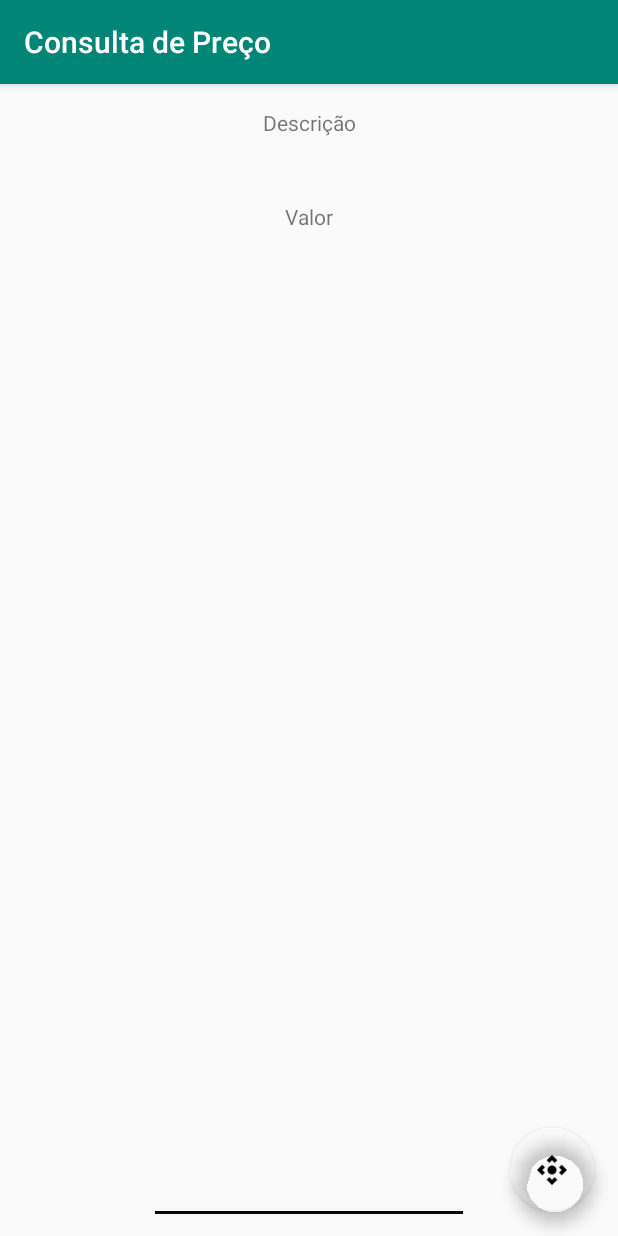
After one commit to jothbc/ControleEstoqueAndroid, an Android app: the ConsultaPrecoActivity screen opened directly, with no data from a screen before it, on a phone screen of 412 x 824 dp. The commit adds this screen. Run offline under Robolectric (Android 15) with nearby library versions, the phone set to English and light mode, and no system bars; libraries missing offline, so code that uses them is left out: com.google.zxing.integration.

Commit message:
*Incluso consulta de preço *lista de itens lançados no intervalo de tempo em que o aplicativo esteve aberto

```diff
--- a/app/src/main/AndroidManifest.xml
+++ b/app/src/main/AndroidManifest.xml
@@ -13,9 +13,13 @@
         android:theme="@style/AppTheme"
         android:usesCleartextTraffic="true">
         <activity
+            android:name=".ConsultaPrecoActivity"
+            android:label="@string/title_activity_consulta_preco"
+            android:theme="@style/AppTheme.NoActionBar"></activity>
+        <activity
             android:name=".ListLancadosActivity"
             android:label="@string/title_activity_list_lancados"
-            android:theme="@style/AppTheme.NoActionBar"></activity>
+            android:theme="@style/AppTheme.NoActionBar" />
         <activity
             android:name=".BaixaActivity"
             android:label="@string/title_activity_baixa"
--- a/app/src/main/java/jcr/br/controleestoque/Bean/Produto.java
+++ b/app/src/main/java/jcr/br/controleestoque/Bean/Produto.java
@@ -8,6 +8,7 @@ public class Produto implements Serializable {
     public double quantidade;
     public String tabela;
     public String usuario;
+    public double venda;
 
     public Produto() {
         this.codigo = "0";
--- /dev/null
+++ b/app/src/main/res/layout/activity_consulta_preco.xml
@@ -0,0 +1,35 @@
+<?xml version="1.0" encoding="utf-8"?>
+<androidx.coordinatorlayout.widget.CoordinatorLayout xmlns:android="http://schemas.android.com/apk/res/android"
+    xmlns:app="http://schemas.android.com/apk/res-auto"
+    xmlns:tools="http://schemas.android.com/tools"
+    android:layout_width="match_parent"
+    android:layout_height="match_parent"
+    tools:context=".ConsultaPrecoActivity">
+
+    <com.google.android.material.appbar.AppBarLayout
+        android:layout_width="match_parent"
+        android:layout_height="wrap_content"
+        android:theme="@style/AppTheme.AppBarOverlay">
+
+        <androidx.appcompat.widget.Toolbar
+            android:id="@+id/toolbar"
+            android:layout_width="match_parent"
+            android:layout_height="?attr/actionBarSize"
+            android:background="?attr/colorPrimary"
+            app:popupTheme="@style/AppTheme.PopupOverlay" />
+
+    </com.google.android.material.appbar.AppBarLayout>
+
+    <include layout="@layout/content_consulta_preco" />
+
+    <com.google.android.material.floatingactionbutton.FloatingActionButton
+        android:id="@+id/btn_consulta_preco"
+        android:layout_width="wrap_content"
+        android:layout_height="wrap_content"
+        android:layout_gravity="bottom|end"
+        android:layout_margin="@dimen/fab_margin"
+        app:backgroundTint="#00FFFFFF"
+        app:rippleColor="#00FFFFFF"
+        app:srcCompat="@drawable/baseline_control_camera_black_24dp" />
+
+</androidx.coordinatorlayout.widget.CoordinatorLayout>
--- /dev/null
+++ b/app/src/main/res/layout/content_consulta_preco.xml
@@ -0,0 +1,60 @@
+<?xml version="1.0" encoding="utf-8"?>
+<androidx.constraintlayout.widget.ConstraintLayout xmlns:android="http://schemas.android.com/apk/res/android"
+    xmlns:app="http://schemas.android.com/apk/res-auto"
+    xmlns:tools="http://schemas.android.com/tools"
+    android:layout_width="match_parent"
+    android:layout_height="match_parent"
+    app:layout_behavior="@string/appbar_scrolling_view_behavior"
+    tools:context=".ConsultaPrecoActivity"
+    tools:showIn="@layout/activity_consulta_preco">
+
+    <TextView
+        android:id="@+id/txt_Descricao"
+        android:layout_width="wrap_content"
+        android:layout_height="wrap_content"
+        android:layout_marginTop="16dp"
+        android:text="@string/lblDescricao"
+        app:layout_constraintEnd_toEndOf="parent"
+        app:layout_constraintStart_toStartOf="parent"
+        app:layout_constraintTop_toTopOf="parent" />
+
+    <TextView
+        android:id="@+id/editDescricao"
+        android:layout_width="wrap_content"
+        android:layout_height="wrap_content"
+        android:layout_marginTop="8dp"
+        app:layout_constraintEnd_toEndOf="parent"
+        app:layout_constraintStart_toStartOf="parent"
+        app:layout_constraintTop_toBottomOf="@+id/txt_Descricao" />
+
+    <TextView
+        android:id="@+id/txtValor"
+        android:layout_width="wrap_content"
+        android:layout_height="wrap_content"
+        android:layout_marginTop="16dp"
+        android:text="@string/lbl_valor"
+        app:layout_constraintEnd_toEndOf="parent"
+        app:layout_constraintStart_toStartOf="parent"
+        app:layout_constraintTop_toBottomOf="@+id/editDescricao" />
+
+    <TextView
+        android:id="@+id/editValor"
+        android:layout_width="wrap_content"
+        android:layout_height="wrap_content"
+        android:layout_marginTop="8dp"
+        android:textSize="80sp"
+        app:layout_constraintEnd_toEndOf="parent"
+        app:layout_constraintStart_toStartOf="parent"
+        app:layout_constraintTop_toBottomOf="@+id/txtValor" />
+
+    <EditText
+        android:id="@+id/editCodigoConsulta"
+        android:layout_width="wrap_content"
+        android:layout_height="wrap_content"
+        android:layout_marginBottom="8dp"
+        android:ems="10"
+        android:inputType="number"
+        app:layout_constraintBottom_toBottomOf="parent"
+        app:layout_constraintEnd_toEndOf="parent"
+        app:layout_constraintStart_toStartOf="parent" />
+</androidx.constraintlayout.widget.ConstraintLayout>
--- a/app/src/main/res/layout/content_list_lancados.xml
+++ b/app/src/main/res/layout/content_list_lancados.xml
@@ -20,4 +20,5 @@
         app:layout_constraintEnd_toEndOf="parent"
         app:layout_constraintStart_toStartOf="parent"
         app:layout_constraintTop_toTopOf="parent" />
+
 </androidx.constraintlayout.widget.ConstraintLayout>
--- a/app/src/main/res/layout/lista_lancados.xml
+++ b/app/src/main/res/layout/lista_lancados.xml
@@ -13,6 +13,7 @@
         android:layout_marginLeft="8dp"
         android:layout_marginRight="8dp"
         android:text="78910101010"
+        android:textStyle="bold"
         app:layout_constraintStart_toStartOf="parent"
         app:layout_constraintTop_toTopOf="parent" />
 
@@ -23,6 +24,7 @@
         android:layout_marginLeft="8dp"
         android:layout_marginRight="8dp"
         android:text="um exemplo de algo"
+        android:textAlignment="center"
         app:layout_constraintEnd_toStartOf="@+id/txt_quantidade_lista"
         app:layout_constraintStart_toEndOf="@+id/txt_codigo_lista"
         app:layout_constraintTop_toTopOf="parent" />
@@ -33,7 +35,9 @@
         android:layout_height="match_parent"
         android:layout_marginLeft="8dp"
         android:layout_marginRight="8dp"
+        android:layout_marginBottom="8dp"
         android:text="20"
+        android:textAlignment="textEnd"
         app:layout_constraintEnd_toEndOf="parent"
         app:layout_constraintTop_toTopOf="parent" />
 </LinearLayout>
--- a/app/src/main/res/menu/menu_baixa.xml
+++ b/app/src/main/res/menu/menu_baixa.xml
@@ -1,7 +1,11 @@
 <?xml version="1.0" encoding="utf-8"?>
-<menu xmlns:android="http://schemas.android.com/apk/res/android">
+<menu xmlns:app="http://schemas.android.com/apk/res-auto"
+    xmlns:android="http://schemas.android.com/apk/res/android">
 
     <item
         android:id="@+id/action_lancados"
         android:title="@string/title_lancados" />
+    <item
+        android:id="@+id/action_consultar_preco"
+        android:title="@string/title_cons_preco" />
 </menu>
--- a/app/src/main/res/values/strings.xml
+++ b/app/src/main/res/values/strings.xml
@@ -18,7 +18,7 @@
     <string name="message_faltam_campos">Faltam campos a serem preenchidos</string>
     <string name="title_usuario">Usuário:</string>
     <string name="message_concluido">Concluído</string>
-    <string name="message_produto_null">Algo de errado não esta certo.</string>
+    <string name="message_produto_null">Produto não encontrado.</string>
     <string name="message_erro_operacao">Não foi possível realizar a operação.</string>
     <string name="title_erro">Erro</string>
     <string name="lbl_quantidade_disponivel">Quantidade Disponível</string>
@@ -26,4 +26,9 @@
     <string name="txt_exit">Sair</string>
     <string name="title_lancados">Lançados</string>
     <string name="title_activity_list_lancados">ListLancadosActivity</string>
+    <string name="title_activity_consulta_preco">ConsultaPrecoActivity</string>
+    <string name="lblDescricao">Descrição</string>
+    <string name="lbl_valor">Valor</string>
+    <string name="title_cons_preco">Consultar Preço</string>
+    <string name="title_consulta_preco">Consulta de Preço</string>
 </resources>
```
Also changed, not shown: app/src/main/java/jcr/br/controleestoque/BaixaActivity.java (+13 -23 lines), app/src/main/java/jcr/br/controleestoque/ConsultaPrecoActivity.java (added, +87 -0 lines), app/src/main/java/jcr/br/controleestoque/HTTPService.java (+5 -8 lines), app/src/main/java/jcr/br/controleestoque/HTTPServicePost.java (+2 -27 lines), app/src/main/java/jcr/br/controleestoque/ProdutoAdapter.java (+7 -5 lines), app/src/main/res/drawable/baseline_control_camera_black_24dp.png (added).
